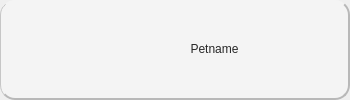
Qt form Frontend/petRecordCard.ui (rmmln/Petmate-Desktop-Application) before a commit.
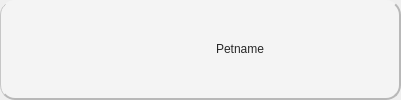
The same form after that commit. Icons and pictures are not drawn.

Commit message:
Adjust pet card sizing and dynamic grid layout
Updated pet card width to 401px and set size policies to 'Fixed' in both Home.ui and petRecordCard.ui for consistent appearance. Modified the grid layout in Home.ui to remove margins and dynamically calculate the number of columns based on available width in app.py, allowing responsive resizing of the pet card grid.

The edit to the form file:
```diff
--- a/Frontend/petRecordCard.ui
+++ b/Frontend/petRecordCard.ui
@@ -6,7 +6,7 @@
    <rect>
     <x>0</x>
     <y>0</y>
-    <width>350</width>
+    <width>401</width>
     <height>100</height>
    </rect>
   </property>
@@ -29,14 +29,14 @@
    <item>
     <widget class="QFrame" name="petRecordCard">
      <property name="sizePolicy">
-      <sizepolicy hsizetype="MinimumExpanding" vsizetype="Fixed">
+      <sizepolicy hsizetype="Fixed" vsizetype="Fixed">
        <horstretch>0</horstretch>
        <verstretch>0</verstretch>
       </sizepolicy>
      </property>
      <property name="minimumSize">
       <size>
-       <width>350</width>
+       <width>401</width>
        <height>100</height>
       </size>
      </property>
```
The commit also changes 2 other files.
